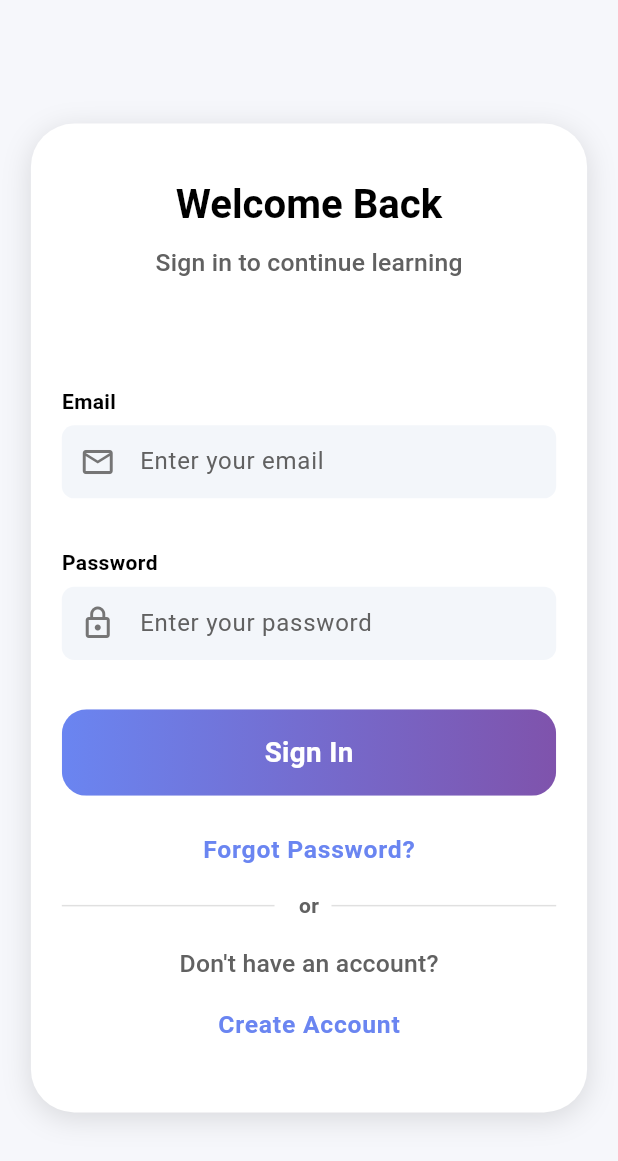
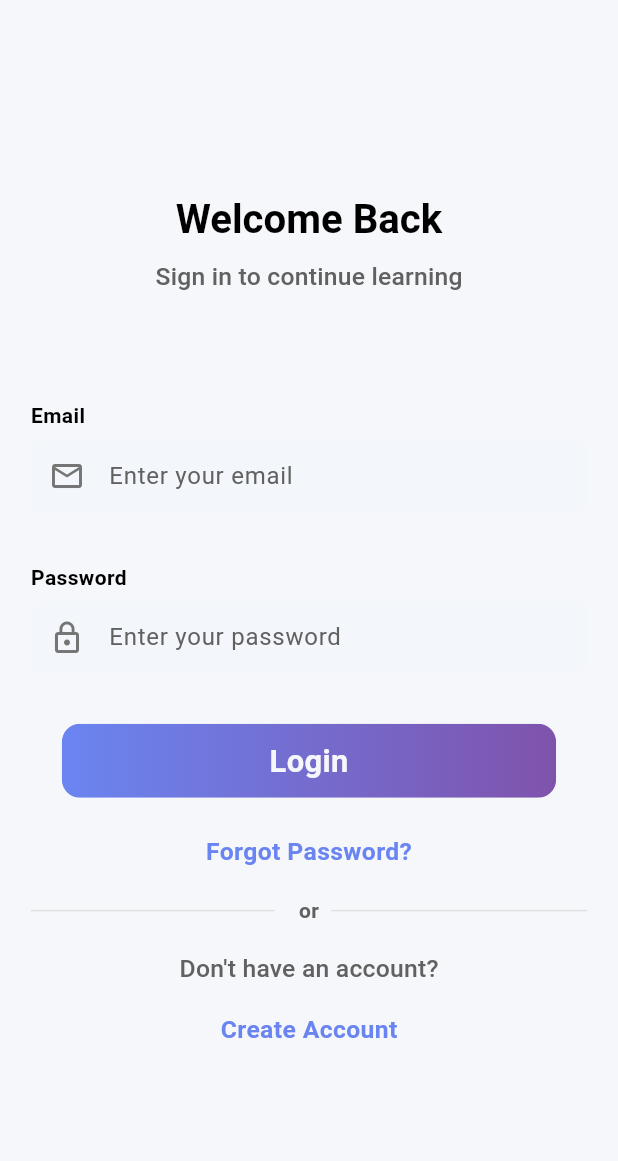
Before and after one commit to Abdullah-T3/edu_mate, a Flutter app: the screen it shows after launch, on a phone screen of 412 x 824 dp. Shown: the top 1161 px of the screen. Run offline on Flutter 3.47's test engine with Material 3 defaults, Android fonts, the phone set to English and light mode, and no system bars; our stand-ins replace bloc, connectivity_plus, dio, firebase_auth, firebase_core, flutter_bloc and 3 more; accounts and stored records are empty.

Commit message:
Integrate Firebase Auth and refactor auth architecture

```diff
--- /dev/null
+++ b/lib/core/di/injection.dart
@@ -0,0 +1,8 @@
+import 'package:get_it/get_it.dart';
+import 'package:injectable/injectable.dart';
+import 'injection.config.dart';
+
+final GetIt getIt = GetIt.instance;
+
+@InjectableInit()
+void configureDependencies() => getIt.init();
--- a/lib/core/routing/appRouting.dart
+++ b/lib/core/routing/appRouting.dart
@@ -1,7 +1,11 @@
+import 'package:edu_mate/core/di/injection.dart';
 import 'package:edu_mate/core/routing/routs.dart';
 import 'package:edu_mate/features/auth/presentation/pages/login_screen.dart';
 import 'package:edu_mate/features/splash/presentation/pages/splash_screen.dart';
+import 'package:flutter_bloc/flutter_bloc.dart';
 import 'package:go_router/go_router.dart';
+
+import '../../features/auth/presentation/cubit/auth_cubit.dart';
 
 class AppRouter {
   static final router = GoRouter(
@@ -13,7 +17,10 @@ class AppRouter {
       ),
       GoRoute(
         path: Routes.loginScreen,
-        builder: (context, state) => const LoginScreen(),
+        builder: (context, state) => BlocProvider(
+          create: (context) => getIt<AuthCubit>(),
+          child: const LoginScreen(),
+        ),
       ),
     ],
   );
--- a/lib/features/auth/data/datasources/auth_local_data_source.dart
+++ /dev/null
@@ -1,6 +0,0 @@
-// user_local_data_source.dart
-// Handles local storage for user feature
-
-class UserLocalDataSource {
-  // TODO: Implement local data source methods
-}
--- a/lib/features/auth/data/datasources/auth_remote_data_source.dart
+++ /dev/null
@@ -1,6 +0,0 @@
-// user_remote_data_source.dart
-// Handles API calls for user feature
-
-class UserRemoteDataSource {
-  // TODO: Implement remote data source methods
-}
--- /dev/null
+++ b/lib/features/auth/data/repositories/auth_reposirory.dart
@@ -0,0 +1,10 @@
+abstract class AuthReposirory {
+  // This class will handle the authentication logic
+  // For example, it can interact with a remote API or local database
+  // to manage user authentication state, login, logout, etc.
+
+  Future<void> login(String username, String password);
+  Future<void> register(String username, String password);
+  Future<bool> isAuthenticated();
+  Future<void> logout();
+}
--- a/lib/features/auth/presentation/bloc/user_bloc.dart
+++ /dev/null
@@ -1,6 +0,0 @@
-// user_bloc.dart
-// BLoC for user feature
-
-class UserBloc {
-  // TODO: Implement BLoC logic
-}
--- a/lib/features/auth/presentation/bloc/user_event.dart
+++ /dev/null
@@ -1,4 +0,0 @@
-// user_event.dart
-// Events for user BLoC
-
-abstract class UserEvent {}
--- a/lib/features/auth/presentation/bloc/user_state.dart
+++ /dev/null
@@ -1,4 +0,0 @@
-// user_state.dart
-// States for user BLoC
-
-abstract class UserState {}
--- /dev/null
+++ b/lib/features/auth/presentation/cubit/auth_state.dart
@@ -0,0 +1,22 @@
+part of 'auth_cubit.dart';
+
+@immutable
+sealed class AuthState {}
+
+final class AuthInitial extends AuthState {}
+
+final class AuthLoading extends AuthState {}
+
+final class Authenticated extends AuthState {}
+
+final class Unauthenticated extends AuthState {}
+
+final class AuthError extends AuthState {
+  final String message;
+  AuthError(this.message);
+}
+
+final class AuthSuccess extends AuthState {
+  final String message;
+  AuthSuccess(this.message);
+}
--- a/lib/features/auth/presentation/pages/login_screen.dart
+++ b/lib/features/auth/presentation/pages/login_screen.dart
@@ -1,16 +1,21 @@
-// user_profile_page.dart
-// UI for user profile page
-
 import 'package:edu_mate/core/helper/FormValidator/Validator.dart';
-import 'package:flutter/gestures.dart';
 import 'package:edu_mate/core/Responsive/UiComponents/InfoWidget.dart';
 import 'package:edu_mate/core/theme/app_theme.dart';
+import 'package:edu_mate/features/auth/presentation/widgets/custom_text_button.dart';
 import 'package:flutter/material.dart';
-import 'package:edu_mate/features/auth/presentation/widgets/custom_text_form_field.dart';
+import 'package:edu_mate/features/auth/presentation/widgets/auth_text_form_field.dart';
+import 'package:flutter_bloc/flutter_bloc.dart';
 
-class LoginScreen extends StatelessWidget {
+import '../cubit/auth_cubit.dart';
+
+class LoginScreen extends StatefulWidget {
   const LoginScreen({super.key});
 
+  @override
+  State<LoginScreen> createState() => _LoginScreenState();
+}
+
+class _LoginScreenState extends State<LoginScreen> {
   @override
   Widget build(BuildContext context) {
     final colors = Theme.of(context).extension<AppColors>()!;
@@ -23,33 +28,6 @@ class LoginScreen extends StatelessWidget {
           builder: (context, deviceinfo) => Center(
             child: SingleChildScrollView(
               physics: const NeverScrollableScrollPhysics(),
-              child: GestureDetector(
-                onTap: () {
-                  FocusScope.of(context).unfocus(); // Dismiss keyboard on tap
-                },
-                child: Container(
-                  margin: EdgeInsets.symmetric(
-                    vertical: deviceinfo.screenHeight * 0.05,
-                    horizontal: deviceinfo.screenWidth * 0.05,
-                  ),
-                  width: deviceinfo.screenWidth * 0.9,
-                  constraints: BoxConstraints(
-                    maxWidth: deviceinfo.screenWidth * 0.95,
-                    minHeight: deviceinfo.screenHeight * 0.8,
-                  ),
-                  decoration: BoxDecoration(
-                    color: colors.cardBackground,
-                    borderRadius: BorderRadius.circular(
-                      deviceinfo.screenWidth * 0.07,
-                    ),
-                    boxShadow: [
-                      BoxShadow(
-                        color: Colors.black12,
-                        blurRadius: 16,
-                        offset: const Offset(0, 4),
-                      ),
-                    ],
-                  ),
               child: Column(
                 mainAxisSize: MainAxisSize.min,
                 children: [
@@ -86,6 +64,7 @@ class LoginScreen extends StatelessWidget {
                       horizontal: deviceinfo.screenWidth * 0.05,
                       vertical: deviceinfo.screenHeight * 0.04,
                     ),
+                    child: Form(
                       child: Column(
                         crossAxisAlignment: CrossAxisAlignment.start,
                         children: [
@@ -99,6 +78,9 @@ class LoginScreen extends StatelessWidget {
                               ValidatorHelper.isNotEmpty,
                               ValidatorHelper.isValidEmail,
                             ]),
+                            controller: context
+                                .read<AuthCubit>()
+                                .emailController,
                           ),
                           SizedBox(height: deviceinfo.screenHeight * 0.04),
                           AuthTextFormField(
@@ -111,13 +93,28 @@ class LoginScreen extends StatelessWidget {
                               ValidatorHelper.isNotEmpty,
                               ValidatorHelper.isValidPassword,
                             ]),
+                            controller: context
+                                .read<AuthCubit>()
+                                .passwordController,
                           ),
                           SizedBox(height: deviceinfo.screenHeight * 0.04),
-                            SizedBox(
-                              width: double.infinity,
-                              height: deviceinfo.screenHeight * 0.07,
+                          Center(
                             child: ElevatedButton(
                               onPressed: () {},
+                              style: ElevatedButton.styleFrom(
+                                backgroundColor: Colors.transparent,
+                                shadowColor: Colors.transparent,
+                                elevation: 0,
+                                minimumSize: Size(
+                                  deviceinfo.screenWidth * 0.8,
+                                  deviceinfo.screenHeight * 0.06,
+                                ),
+                                shape: RoundedRectangleBorder(
+                                  borderRadius: BorderRadius.circular(
+                                    deviceinfo.screenWidth * 0.05,
+                                  ),
+                                ),
+                              ),
                               child: Ink(
                                 decoration: BoxDecoration(
                                   gradient: LinearGradient(
@@ -126,18 +123,19 @@ class LoginScreen extends StatelessWidget {
                                     end: Alignment.centerRight,
                                   ),
                                   borderRadius: BorderRadius.circular(
-                                      deviceinfo.screenWidth * 0.04,
+                                    deviceinfo.screenWidth * 0.03,
                                   ),
                                 ),
                                 child: Container(
                                   alignment: Alignment.center,
+                                  width: deviceinfo.screenWidth * 0.8,
+                                  height: deviceinfo.screenHeight * 0.06,
                                   child: Text(
-                                      'Sign In',
+                                    'Login',
                                     style: textTheme.bodyMedium?.copyWith(
-                                        color: Colors.white,
+                                      fontSize: deviceinfo.screenWidth * 0.05,
+                                      color: colors.scaffoldBackground,
                                       fontWeight: FontWeight.bold,
-                                        fontSize:
-                                            deviceinfo.screenWidth * 0.045,
                                     ),
                                   ),
                                 ),
@@ -146,15 +144,15 @@ class LoginScreen extends StatelessWidget {
                           ),
                           SizedBox(height: deviceinfo.screenHeight * 0.03),
                           Center(
-                              child: InkWell(
-                                onTap: () {},
-                                child: Text(
-                                  'Forgot Password?',
-                                  style: textTheme.labelMedium?.copyWith(
+                            child: customTextButton(
+                              onPressed: () {},
+                              text: 'Forgot Password?',
+                              width: deviceinfo.screenWidth * 0.5,
+                              height: deviceinfo.screenHeight * 0.06,
+                              textStyle: textTheme.bodyMedium?.copyWith(
                                 color: colors.primary,
-                                    fontWeight: FontWeight.w600,
+                                fontWeight: FontWeight.bold,
                                 fontSize: deviceinfo.screenWidth * 0.04,
-                                  ),
                               ),
                             ),
                           ),
@@ -168,9 +166,7 @@ class LoginScreen extends StatelessWidget {
                                 ),
                                 child: Text(
                                   'or',
-                                    style: TextStyle(
-                                      color: colors.secondaryText,
-                                    ),
+                                  style: TextStyle(color: colors.secondaryText),
                                 ),
                               ),
                               Expanded(child: Divider()),
@@ -189,17 +185,18 @@ class LoginScreen extends StatelessWidget {
                                 SizedBox(
                                   height: deviceinfo.screenHeight * 0.02,
                                 ),
-                                  InkWell(
-                                    onTap: () {},
-                                    child: Text(
-                                      'Create Account',
-                                      style: textTheme.labelMedium?.copyWith(
-                                        fontWeight: FontWeight.w600,
+                                customTextButton(
+                                  text: 'Create Account',
+                                  onPressed: () {
+                                    // Navigate to the registration screen
+                                    // context.push(Routes.registrationScreen);
+                                  },
+                                  width: deviceinfo.screenWidth * 0.5,
+                                  height: deviceinfo.screenHeight * 0.06,
+                                  textStyle: textTheme.bodyMedium?.copyWith(
+                                    color: colors.primary,
+                                    fontWeight: FontWeight.bold,
                                     fontSize: deviceinfo.screenWidth * 0.04,
-                                      ),
-                                    ),
-                                  ),
-                                ],
                                   ),
                                 ),
                               ],
@@ -209,6 +206,8 @@ class LoginScreen extends StatelessWidget {
                       ),
                     ),
                   ),
+                ],
+              ),
             ),
           ),
         ),
--- a/lib/features/auth/presentation/widgets/custom_text_form_field.dart
+++ b/lib/features/auth/presentation/widgets/auth_text_form_field.dart
@@ -36,13 +36,19 @@ class AuthTextFormField extends StatelessWidget {
         Text(label, style: textTheme.bodyMedium),
         const SizedBox(height: 6),
         TextFormField(
+          autovalidateMode: AutovalidateMode.onUserInteraction,
           controller: controller,
           obscureText: obscureText,
           keyboardType: keyboardType,
           validator: validator,
           onChanged: onChanged,
+          cursorColor: Theme.of(context).extension<AppColors>()!.primary,
+          onTapOutside: (_) {
+            FocusScope.of(context).unfocus();
+          },
           decoration: InputDecoration(
             labelText: hintText,
+
             prefixIcon: prefixIcon != null ? Icon(prefixIcon) : null,
             contentPadding: EdgeInsets.symmetric(
               horizontal: deviceinfo.screenWidth * 0.02,
--- /dev/null
+++ b/lib/features/auth/presentation/widgets/custom_text_button.dart
@@ -0,0 +1,15 @@
+import 'package:flutter/material.dart';
+import 'package:flutter/widgets.dart';
+
+Widget customTextButton({
+  required String text,
+  required VoidCallback onPressed,
+  double? width,
+  double? height,
+  TextStyle? textStyle,
+}) {
+  return GestureDetector(
+    onTap: onPressed,
+    child: Text(text, style: textStyle),
+  );
+}
--- a/lib/main.dart
+++ b/lib/main.dart
@@ -1,4 +1,7 @@
+import 'package:edu_mate/core/di/injection.dart';
 import 'package:edu_mate/core/theme/app_theme.dart';
+import 'package:edu_mate/firebase_options.dart';
+import 'package:firebase_core/firebase_core.dart';
 import 'package:flutter/material.dart';
 import 'package:flutter_bloc/flutter_bloc.dart';
 import 'package:edu_mate/core/routing/appRouting.dart';
@@ -6,7 +9,8 @@ import 'package:edu_mate/core/theme/logic/theme_cubit.dart';
 
 void main() async {
   WidgetsFlutterBinding.ensureInitialized();
-  // await di.init(); // Initialize dependencies
+  await Firebase.initializeApp(options: DefaultFirebaseOptions.currentPlatform);
+  configureDependencies();
   runApp(const MyApp());
 }
 
```
Also changed, not shown: lib/features/auth/data/datasources/auth_data_source.dart (added, +17 -0 lines), lib/features/auth/data/datasources/auth_remote_data_source_impl.dart (added, +38 -0 lines), lib/features/auth/data/repositories/auth_repository_impl.dart (+64 -4 lines), lib/features/auth/presentation/cubit/auth_cubit.dart (added, +47 -0 lines), pubspec.yaml (+7 -1 lines), firebase.json (added), lib/core/di/injection.config.dart (added), lib/firebase_options.dart (added), 3 other files. Lines whose indentation alone changed are shown as unchanged.
